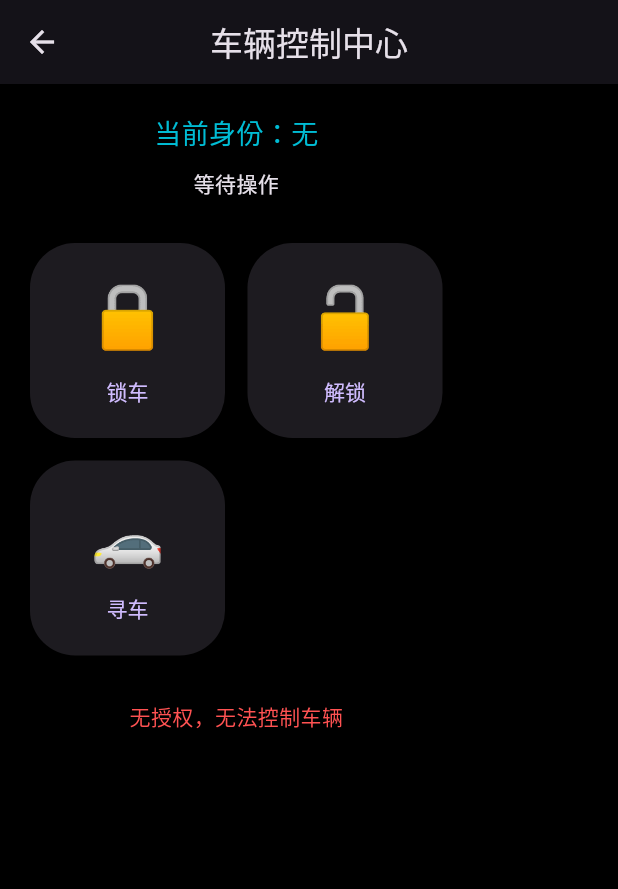
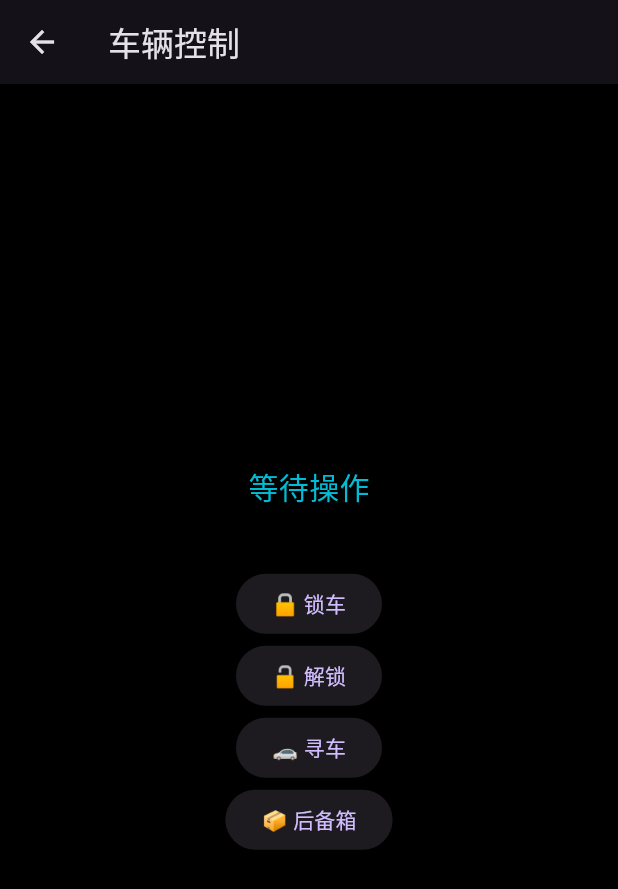
Before and after one commit to t545830589/TianKey, a Flutter app: the ControlPage screen opened directly with empty values, on a phone screen of 412 x 824 dp. Shown: the top 889 px of the screen. Run offline on Flutter 3.47's test engine with Material 3 defaults, Android fonts, the phone set to English and light mode, and no system bars; Roboto replaces fonts that are missing (Arial).

Commit message:
Update control_page.dart

```diff
--- a/lib/pages/control_page.dart
+++ b/lib/pages/control_page.dart
@@ -1,6 +1,7 @@
 import 'package:flutter/material.dart';
 
 import '../services/mock_esp32.dart';
+import '../services/mock_vehicle.dart';
 
 
 
@@ -10,11 +11,16 @@ class ControlPage extends StatefulWidget {
   final MockESP32 esp32;
 
 
+  final MockVehicle vehicle;
+
+
   const ControlPage({
 
     super.key,
 
     required this.esp32,
+
+    required this.vehicle,
 
   });
 
@@ -25,6 +31,7 @@ class ControlPage extends StatefulWidget {
 
 
 }
+
 
 
 
@@ -40,92 +47,50 @@ class _ControlPageState extends State<ControlPage> {
   void execute(String command){
 
 
-
-    if(!widget.esp32.isConnected()){
+    setState(() {
 
 
-      setState(() {
+
+      if(command=="锁车"){
 
 
-        status = "设备未连接";
+        widget.vehicle.lockCar();
 
 
-      });
-
-
-      return;
-
-
-    }
+      }
 
 
 
 
-    if(!widget.esp32.adminAuthorized &&
-
-       !widget.esp32.temporaryAuthorized){
+      if(command=="解锁"){
 
 
-
-      setState(() {
+        widget.vehicle.unlockCar();
 
 
-        status = "请先完成身份授权";
-
-
-      });
-
-
-      return;
-
-
-    }
+      }
 
 
 
 
+      if(command=="后备箱"){
 
 
-    setState(() {
+        widget.vehicle.openDoor();
 
 
-      status = "正在执行：$command";
-
-
-    });
+      }
 
 
 
 
+      status =
 
-    Future.delayed(
-
-      const Duration(seconds:1),
-
-      (){
+      widget.esp32.executeCommand(command);
 
 
 
-        String result =
-
-        widget.esp32.executeCommand(command);
-
-
-
-        setState(() {
-
-
-          status=result;
-
-
-        });
-
-
-
-      },
-
-    );
-
+    });
 
 
   }
@@ -141,50 +106,37 @@ class _ControlPageState extends State<ControlPage> {
 
 
 
-    bool admin =
-
-    widget.esp32.adminAuthorized;
-
-
-
-    bool temporary =
-
-    widget.esp32.temporaryAuthorized;
-
-
-
-
-
     return Scaffold(
 
 
 
       appBar:AppBar(
 
+        title:
 
-        title:const Text(
+        const Text(
 
-          "车辆控制中心",
+          "车辆控制",
 
         ),
-
-
-        centerTitle:true,
-
 
       ),
 
 
 
 
-      body:Padding(
-
-
-        padding:const EdgeInsets.all(20),
+      body:Center(
 
 
 
         child:Column(
+
+
+
+          mainAxisAlignment:
+
+          MainAxisAlignment.center,
+
 
 
           children:[
@@ -192,10 +144,9 @@ class _ControlPageState extends State<ControlPage> {
 
 
 
-
             Text(
 
-              "当前身份：${widget.esp32.getCurrentUser()}",
+              status,
 
               style:
 
@@ -203,7 +154,7 @@ class _ControlPageState extends State<ControlPage> {
 
                 color:Colors.cyan,
 
-                fontSize:18,
+                fontSize:20,
 
               ),
 
@@ -213,15 +164,28 @@ class _ControlPageState extends State<ControlPage> {
 
 
 
-            const SizedBox(height:10),
+            const SizedBox(height:40),
 
 
 
 
 
-            Text(
 
-              status,
+            ElevatedButton(
+
+              onPressed:(){
+
+                execute("锁车");
+
+              },
+
+              child:
+
+              const Text(
+
+                "🔒 锁车",
+
+              ),
 
             ),
 
@@ -229,83 +193,21 @@ class _ControlPageState extends State<ControlPage> {
 
 
 
-            const SizedBox(height:30),
+            ElevatedButton(
 
+              onPressed:(){
 
+                execute("解锁");
 
+              },
 
-            Wrap(
+              child:
 
+              const Text(
 
-              spacing:15,
+                "🔓 解锁",
 
-              runSpacing:15,
-
-
-
-              children:[
-
-
-
-                _button(
-
-                  "🔒",
-
-                  "锁车",
-
-                  "锁车",
-
-                ),
-
-
-
-
-                _button(
-
-                  "🔓",
-
-                  "解锁",
-
-                  "解锁",
-
-                ),
-
-
-
-
-                _button(
-
-                  "🚗",
-
-                  "寻车",
-
-                  "寻车",
-
-                ),
-
-
-
-
-
-
-                if(admin)
-
-                _button(
-
-                  "📦",
-
-                  "后备箱",
-
-                  "后备箱",
-
-                ),
-
-
-
-
-              ],
-
-
+              ),
 
             ),
 
@@ -313,24 +215,19 @@ class _ControlPageState extends State<ControlPage> {
 
 
 
-            const SizedBox(height:30),
+            ElevatedButton(
 
+              onPressed:(){
 
+                execute("寻车");
 
+              },
 
+              child:
 
-            if(!admin && !temporary)
+              const Text(
 
-
-            const Text(
-
-              "无授权，无法控制车辆",
-
-              style:
-
-              TextStyle(
-
-                color:Colors.redAccent,
+                "🚗 寻车",
 
               ),
 
@@ -338,8 +235,30 @@ class _ControlPageState extends State<ControlPage> {
 
 
 
+
+
+            ElevatedButton(
+
+              onPressed:(){
+
+                execute("后备箱");
+
+              },
+
+              child:
+
+              const Text(
+
+                "📦 后备箱",
+
+              ),
+
+            ),
+
+
+
+
           ],
-
 
 
         ),
@@ -357,112 +276,4 @@ class _ControlPageState extends State<ControlPage> {
 
 
 
-
-
-
-
-
-  Widget _button(
-
-      String icon,
-
-      String title,
-
-      String command,
-
-      ){
-
-
-
-    return ElevatedButton(
-
-
-
-      style:
-
-      ElevatedButton.styleFrom(
-
-
-        minimumSize:
-
-        const Size(130,130),
-
-
-
-        shape:
-
-        RoundedRectangleBorder(
-
-          borderRadius:
-
-          BorderRadius.circular(30),
-
-        ),
-
-
-      ),
-
-
-
-      onPressed:(){
-
-
-        execute(command);
-
-
-      },
-
-
-
-      child:Column(
-
-
-        mainAxisAlignment:
-
-        MainAxisAlignment.center,
-
-
-        children:[
-
-
-
-          Text(
-
-            icon,
-
-            style:
-
-            const TextStyle(
-
-              fontSize:40,
-
-            ),
-
-          ),
-
-
-
-          const SizedBox(height:10),
-
-
-
-          Text(title),
-
-
-
-        ],
-
-
-
-      ),
-
-
-
-    );
-
-
-  }
-
-
-
 }
```
